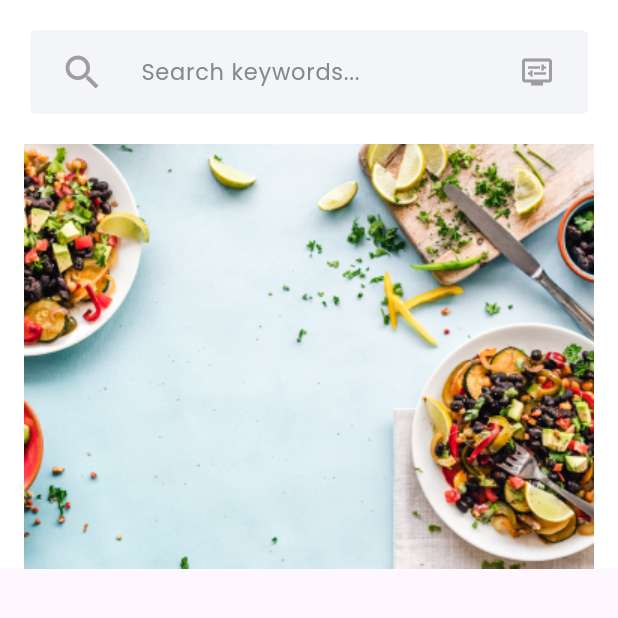
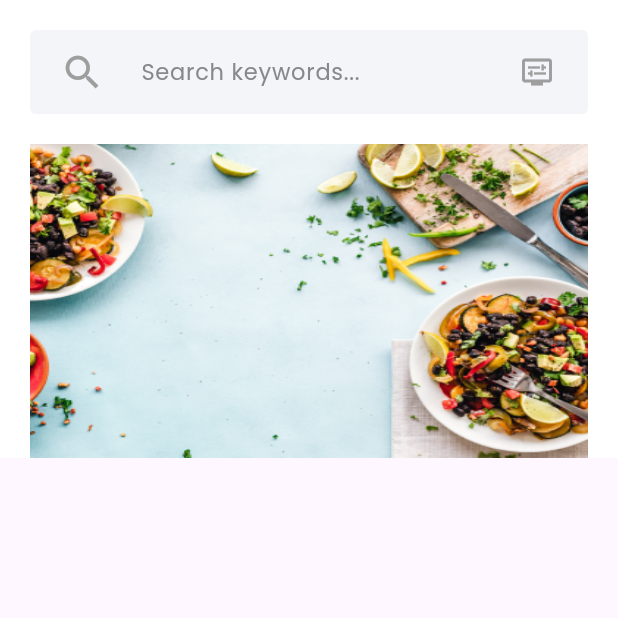
Before and after one commit to Alireza-Seif/Grocery-App, a Flutter app: the screen it shows after launch, on a phone screen of 412 x 824 dp, the top half of it. Run offline on Flutter 3.47's test engine with Material 3 defaults, Android fonts, the phone set to English and light mode, and no system bars; drawn by our look-alikes of carousel_slider; our stand-ins replace flutter_svg.

Commit message:
feat: add promo banner

```diff
--- a/lib/constants/image_strings.dart
+++ b/lib/constants/image_strings.dart
@@ -16,4 +16,7 @@ static String splash4 = 'assets/images/splash/splash4.png';
 
 // Banners
 static String promoBanner1 = 'assets/images/banners/promo_banner_1.png';
+static String promoBanner2 = 'assets/images/banners/promo_banner_2.webp';
+static String promoBanner3 = 'assets/images/banners/promo_banner_3.jpg';
+static String promoBanner4 = 'assets/images/banners/promo_banner_4.jpg';
 }
--- a/lib/screens/home_page.dart
+++ b/lib/screens/home_page.dart
@@ -1,7 +1,9 @@
+import 'package:carousel_slider/carousel_slider.dart';
 import 'package:flutter/material.dart';
 import 'package:grocery/constants/image_strings.dart';
 
 import '../widgets/home_widgets/search_bar.dart';
+import '../widgets/images/my_rounded_image.dart';
 
 class HomPage extends StatefulWidget {
   const HomPage({super.key});
@@ -17,15 +19,30 @@ class _HomPageState extends State<HomPage> {
       body: SafeArea(
         child: SingleChildScrollView(
             child: Container(
+          padding: const EdgeInsets.fromLTRB(20, 0, 20, 0),
           color: Colors.white,
           child: Center(
             child: Column(
               children: [
                 const MySearchBar(),
-                Container(
-                  decoration:
-                      BoxDecoration(borderRadius: BorderRadius.circular(20)),
-                  child: Image(image: AssetImage(MyImages.promoBanner1)),
+                Column(
+                  children: [
+                    CarouselSlider(
+                        items: [
+                          MyRoundedImage(
+                            imageUrl: MyImages.promoBanner1,
+                          ),MyRoundedImage(
+                            imageUrl: MyImages.promoBanner2,
+                          ),MyRoundedImage(
+                            imageUrl: MyImages.promoBanner3,
+                          ),MyRoundedImage(
+                            imageUrl: MyImages.promoBanner4,
+                          ),
+                        ],
+                        options: CarouselOptions(
+                          viewportFraction: 1,
+                        )),
+                  ],
                 )
               ],
             ),
--- a/lib/widgets/home_widgets/search_bar.dart
+++ b/lib/widgets/home_widgets/search_bar.dart
@@ -16,7 +16,7 @@ class _MySearchBarState extends State<MySearchBar> {
   @override
   Widget build(BuildContext context) {
     return Container(
-      padding: const EdgeInsets.fromLTRB(20, 20, 20, 20),
+      padding: const EdgeInsets.fromLTRB(0, 20, 0, 20),
       child: TextField(
         controller: _searchController,
         decoration: InputDecoration(
--- /dev/null
+++ b/lib/widgets/images/my_rounded_image.dart
@@ -0,0 +1,34 @@
+import 'package:flutter/material.dart';
+
+class MyRoundedImage extends StatelessWidget {
+  const MyRoundedImage({
+    super.key,
+    required this.imageUrl,
+    this.onPressed,
+    this.isNetworkImage = false,
+  });
+
+  final String imageUrl;
+  final bool isNetworkImage;
+
+  final VoidCallback? onPressed;
+
+  @override
+  Widget build(BuildContext context) {
+    return GestureDetector(
+      onTap: onPressed,
+      child: Container(
+        width: 490,
+        height: 327,
+        child: ClipRRect(
+          child: Image(
+            image: isNetworkImage
+                ? NetworkImage(imageUrl)
+                : AssetImage(imageUrl) as ImageProvider,
+            fit: BoxFit.fill,
+          ),
+        ),
+      ),
+    );
+  }
+}
```
Also changed, not shown: assets/images/banners/promo_banner_2.webp (added), assets/images/banners/promo_banner_3.jpg (added), assets/images/banners/promo_banner_4.jpg (added).
